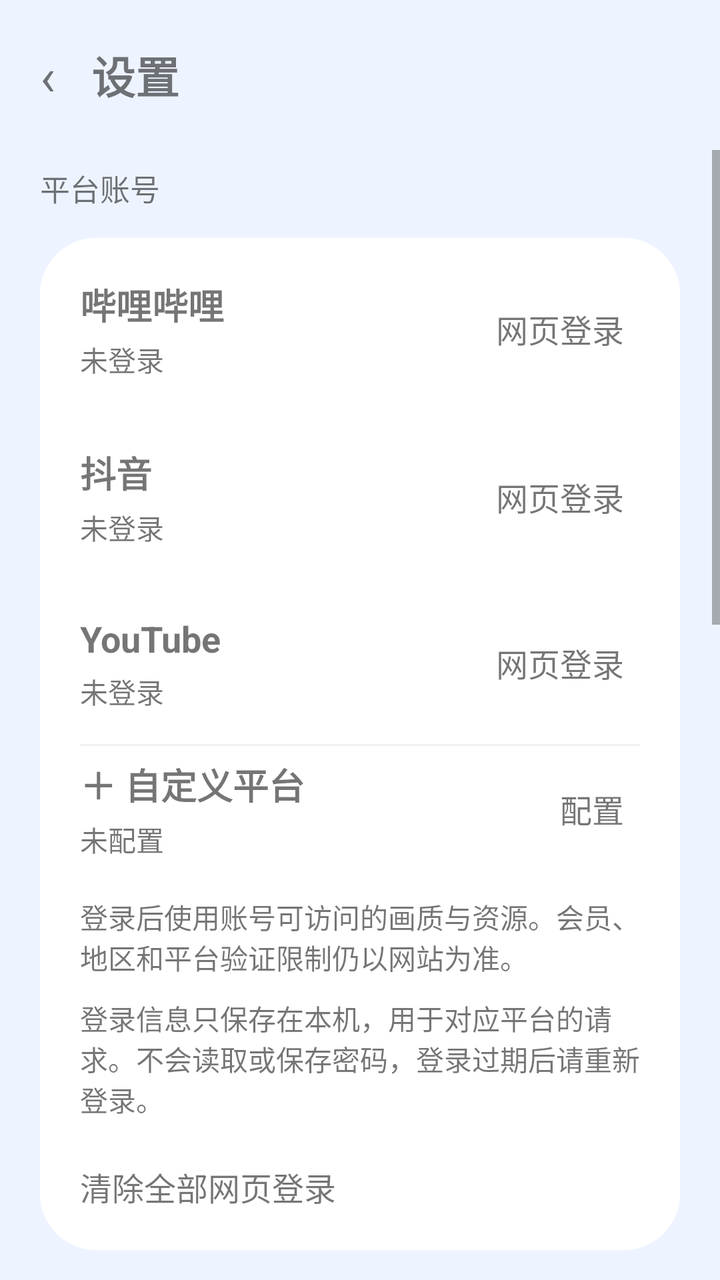
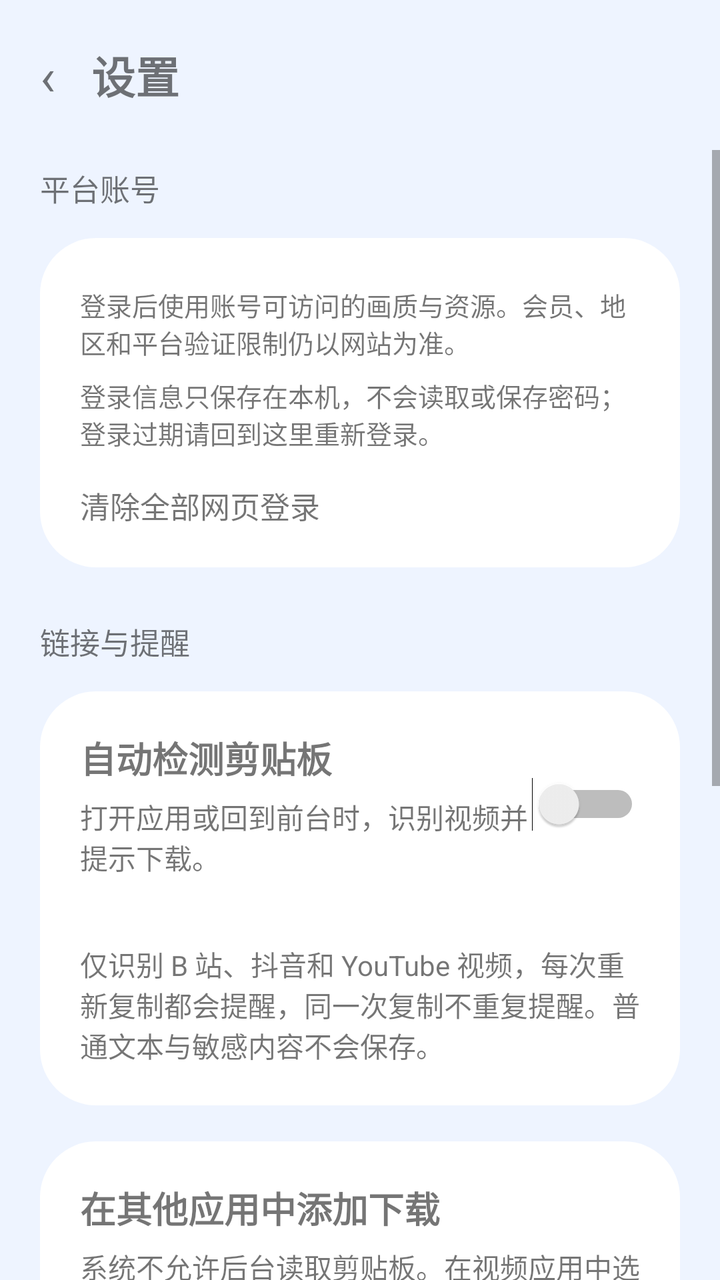

Compare the two renders of this Android layout. The source of the first and the diff that turns it into the second are given below.
<!-- AndroidManifest.xml: application theme AppTheme -->
<!-- res/layout/activity_settings.xml -->
<?xml version="1.0" encoding="utf-8"?>
<LinearLayout xmlns:android="http://schemas.android.com/apk/res/android"
    android:id="@+id/settingsRoot"
    android:layout_width="match_parent" android:layout_height="match_parent"
    android:orientation="vertical">

    <LinearLayout
        android:layout_width="match_parent" android:layout_height="wrap_content"
        android:orientation="horizontal" android:gravity="center_vertical"
        android:padding="20dp">
        <TextView android:id="@+id/btnBack"
            android:layout_width="wrap_content" android:layout_height="wrap_content"
            android:text="‹" android:textSize="26sp" android:paddingRight="18dp"/>
        <TextView android:id="@+id/tvTitle"
            android:layout_width="wrap_content" android:layout_height="wrap_content"
            android:text="设置" android:textSize="22sp" android:textStyle="bold"/>
    </LinearLayout>

    <ScrollView
        android:layout_width="match_parent" android:layout_height="match_parent">

        <LinearLayout
            android:layout_width="match_parent" android:layout_height="wrap_content"
            android:orientation="vertical" android:paddingLeft="20dp" android:paddingRight="20dp" android:paddingBottom="40dp">

            <TextView android:layout_width="wrap_content" android:layout_height="wrap_content"
                android:text="平台账号" android:textSize="15sp" android:id="@+id/label1"
                android:paddingTop="8dp" android:paddingBottom="14dp"/>

            <LinearLayout android:id="@+id/card1"
                android:layout_width="match_parent" android:layout_height="wrap_content"
                android:orientation="vertical"
                android:background="@drawable/bg_card_md3"
                android:padding="20dp">

                <ScrollView android:id="@+id/platScroll"
                    android:layout_width="match_parent" android:layout_height="240dp"
                    android:scrollbars="none" android:overScrollMode="never">
                <ScrollView android:id="@+id/platScroll"
                    android:layout_width="match_parent" android:layout_height="240dp"
                    android:scrollbars="none" android:overScrollMode="never">
                    <LinearLayout android:layout_width="match_parent" android:layout_height="wrap_content" android:orientation="vertical">
                
                <LinearLayout
                    android:layout_width="match_parent" android:layout_height="wrap_content"
                    android:orientation="horizontal" android:gravity="center_vertical">
                    <LinearLayout android:layout_width="0dp" android:layout_height="wrap_content"
                        android:layout_weight="1" android:orientation="vertical">
                        <TextView android:layout_width="wrap_content" android:layout_height="wrap_content"
                            android:text="哔哩哔哩" android:textSize="18sp" android:textStyle="bold" android:id="@+id/t1"/>
                        <TextView android:id="@+id/biliState"
                            android:layout_width="wrap_content" android:layout_height="wrap_content"
                            android:text="未登录" android:textSize="14sp" android:paddingTop="4dp"/>
                    </LinearLayout>
                    <TextView android:id="@+id/biliAction"
                        android:layout_width="wrap_content" android:layout_height="wrap_content"
                        android:text="网页登录" android:textSize="16sp" android:padding="8dp"/>
                </LinearLayout>
                <View android:layout_width="match_parent" android:layout_height="1dp"
                    android:layout_marginTop="16dp" android:layout_marginBottom="16dp" android:id="@+id/div1"/>

                
                <LinearLayout
                    android:layout_width="match_parent" android:layout_height="wrap_content"
                    android:orientation="horizontal" android:gravity="center_vertical">
                    <LinearLayout android:layout_width="0dp" android:layout_height="wrap_content"
                        android:layout_weight="1" android:orientation="vertical">
                        <TextView android:layout_width="wrap_content" android:layout_height="wrap_content"
                            android:text="抖音" android:textSize="18sp" android:textStyle="bold" android:id="@+id/t2"/>
                        <TextView android:id="@+id/dyState"
                            android:layout_width="wrap_content" android:layout_height="wrap_content"
                            android:text="未登录" android:textSize="14sp" android:paddingTop="4dp"/>
                    </LinearLayout>
                    <TextView android:id="@+id/dyAction"
                        android:layout_width="wrap_content" android:layout_height="wrap_content"
                        android:text="网页登录" android:textSize="16sp" android:padding="8dp"/>
                </LinearLayout>
                <View android:layout_width="match_parent" android:layout_height="1dp"
                    android:layout_marginTop="16dp" android:layout_marginBottom="16dp" android:id="@+id/div2"/>

                
                <LinearLayout
                    android:layout_width="match_parent" android:layout_height="wrap_content"
                    android:orientation="horizontal" android:gravity="center_vertical">
                    <LinearLayout android:layout_width="0dp" android:layout_height="wrap_content"
                        android:layout_weight="1" android:orientation="vertical">
                        <TextView android:layout_width="wrap_content" android:layout_height="wrap_content"
                            android:text="YouTube" android:textSize="18sp" android:textStyle="bold" android:id="@+id/t3"/>
                        <TextView android:id="@+id/ytState"
                            android:layout_width="wrap_content" android:layout_height="wrap_content"
                            android:text="未登录" android:textSize="14sp" android:paddingTop="4dp"/>
                    </LinearLayout>
                    <TextView android:id="@+id/ytAction"
                        android:layout_width="wrap_content" android:layout_height="wrap_content"
                        android:text="网页登录" android:textSize="16sp" android:padding="8dp"/>
                </LinearLayout>

                <View android:layout_width="match_parent" android:layout_height="1dp"
                    android:background="@color/divider" android:layout_marginTop="16dp" android:layout_marginBottom="16dp" android:id="@+id/divCust"/>
                    </LinearLayout>
                </ScrollView>

                </ScrollView>

                <LinearLayout
                    android:layout_width="match_parent" android:layout_height="wrap_content"
                    android:orientation="horizontal" android:gravity="center_vertical">
                    <LinearLayout android:layout_width="0dp" android:layout_height="wrap_content"
                        android:layout_weight="1" android:orientation="vertical">
                        <TextView android:layout_width="wrap_content" android:layout_height="wrap_content"
                            android:text="＋ 自定义平台" android:textSize="18sp" android:textStyle="bold" android:id="@+id/tCust"/>
                        <TextView android:id="@+id/custState"
                            android:layout_width="wrap_content" android:layout_height="wrap_content"
                            android:text="未配置" android:textSize="14sp" android:paddingTop="4dp"/>
                    </LinearLayout>
                    <TextView android:id="@+id/custAction"
                        android:layout_width="wrap_content" android:layout_height="wrap_content"
                        android:text="配置" android:textSize="16sp" android:padding="8dp"/>
                </LinearLayout>

                <TextView android:layout_width="match_parent" android:layout_height="wrap_content"
                    android:text="登录后使用账号可访问的画质与资源。会员、地区和平台验证限制仍以网站为准。"
                    android:textSize="14sp" android:id="@+id/desc1"
                    android:paddingTop="18dp"/>
                <TextView android:layout_width="match_parent" android:layout_height="wrap_content"
                    android:text="登录信息只保存在本机，用于对应平台的请求。不会读取或保存密码，登录过期后请重新登录。"
                    android:textSize="14sp" android:id="@+id/desc2"
                    android:paddingTop="10dp"/>

                <TextView android:id="@+id/btnClearAll"
                    android:layout_width="wrap_content" android:layout_height="wrap_content"
                    android:text="清除全部网页登录" android:textSize="16sp" android:paddingTop="22dp"/>
            </LinearLayout>

            <TextView android:layout_width="wrap_content" android:layout_height="wrap_content"
                android:text="链接与提醒" android:textSize="15sp" android:id="@+id/label2"
                android:paddingTop="26dp" android:paddingBottom="14dp"/>

            <LinearLayout android:id="@+id/card2"
                android:layout_width="match_parent" android:layout_height="wrap_content"
                android:orientation="vertical"
                android:background="@drawable/bg_card_md3"
                android:padding="20dp">
                <LinearLayout
                    android:layout_width="match_parent" android:layout_height="wrap_content"
                    android:orientation="horizontal" android:gravity="center_vertical">
                    <LinearLayout android:layout_width="0dp" android:layout_height="wrap_content"
                        android:layout_weight="1" android:orientation="vertical">
                        <TextView android:layout_width="wrap_content" android:layout_height="wrap_content"
                            android:text="自动检测剪贴板" android:textSize="18sp" android:textStyle="bold" android:id="@+id/t4"/>
                        <TextView android:layout_width="match_parent" android:layout_height="wrap_content"
                            android:text="打开应用或回到前台时，识别视频并提示下载。"
                            android:textSize="14sp" android:id="@+id/desc3" android:paddingTop="6dp"/>
                    </LinearLayout>
                    <Switch android:id="@+id/swClipboard"
                        android:layout_width="wrap_content" android:layout_height="wrap_content"/>
                </LinearLayout>
                <View android:layout_width="match_parent" android:layout_height="1dp"
                    android:layout_marginTop="16dp" android:layout_marginBottom="16dp" android:id="@+id/div3"/>
                <TextView android:layout_width="match_parent" android:layout_height="wrap_content"
                    android:text="仅识别 B 站、抖音和 YouTube 视频，每次重新复制都会提醒，同一次复制不重复提醒。普通文本与敏感内容不会保存。"
                    android:textSize="14sp" android:id="@+id/desc4"/>
            </LinearLayout>

            <LinearLayout android:id="@+id/card3"
                android:layout_width="match_parent" android:layout_height="wrap_content"
                android:orientation="vertical"
                android:background="@drawable/bg_card_md3"
                android:padding="20dp"
                android:layout_marginTop="18dp">
                <TextView android:layout_width="wrap_content" android:layout_height="wrap_content"
                    android:text="在其他应用中添加下载" android:textSize="18sp" android:textStyle="bold" android:id="@+id/t5"/>
                <TextView android:layout_width="match_parent" android:layout_height="wrap_content"
                    android:text="系统不允许后台读取剪贴板。在视频应用中选择「分享 → 更多 → 资源嗅探」，确认后即可下载。"
                    android:textSize="14sp" android:id="@+id/desc5" android:paddingTop="6dp"/>
            </LinearLayout>

            <LinearLayout android:id="@+id/cardOled"
                android:layout_width="match_parent" android:layout_height="wrap_content"
                android:orientation="horizontal" android:gravity="center_vertical"
                android:background="@drawable/bg_card_md3"
                android:padding="20dp"
                android:layout_marginTop="18dp">
                <LinearLayout android:layout_width="0dp" android:layout_height="wrap_content"
                    android:layout_weight="1" android:orientation="vertical">
                    <TextView android:layout_width="wrap_content" android:layout_height="wrap_content"
                        android:text="OLED 纯黑模式" android:textSize="18sp" android:textStyle="bold" android:id="@+id/tOled"/>
                    <TextView android:layout_width="wrap_content" android:layout_height="wrap_content"
                        android:text="深色下纯黑背景，省电护眼" android:textSize="14sp" android:id="@+id/descOled" android:paddingTop="6dp"/>
                </LinearLayout>
                <TextView android:layout_width="wrap_content" android:layout_height="wrap_content"
                    android:text="开" android:textSize="16sp" android:textStyle="bold" android:id="@+id/tvOled"/>
            </LinearLayout>

            <LinearLayout android:id="@+id/cardNotify"
                android:layout_width="match_parent" android:layout_height="wrap_content"
                android:orientation="horizontal" android:gravity="center_vertical"
                android:background="@drawable/bg_card_md3"
                android:padding="20dp"
                android:layout_marginTop="18dp">
                <LinearLayout android:layout_width="0dp" android:layout_height="wrap_content"
                    android:layout_weight="1" android:orientation="vertical">
                    <TextView android:layout_width="wrap_content" android:layout_height="wrap_content"
                        android:text="下载通知" android:textSize="18sp" android:textStyle="bold" android:id="@+id/t6"/>
                    <TextView android:layout_width="wrap_content" android:layout_height="wrap_content"
                        android:text="管理进度与完成提醒" android:textSize="14sp" android:id="@+id/desc6" android:paddingTop="6dp"/>
                </LinearLayout>
                <TextView android:layout_width="wrap_content" android:layout_height="wrap_content"
                    android:text="→" android:textSize="20sp" android:id="@+id/arrow"/>
            </LinearLayout>

            <LinearLayout android:id="@+id/cardAbout2"
                android:layout_width="match_parent" android:layout_height="wrap_content"
                android:orientation="vertical"
                android:background="@drawable/bg_card_md3"
                android:padding="20dp"
                android:layout_marginTop="18dp">
                <TextView android:layout_width="wrap_content" android:layout_height="wrap_content"
                    android:text="关于" android:textSize="18sp" android:textStyle="bold" android:id="@+id/tvAboutTitle2"/>
                <TextView android:layout_width="match_parent" android:layout_height="wrap_content"
                    android:text="查看每个卡片的用途说明"
                    android:textSize="14sp" android:id="@+id/tvAboutText2" android:paddingTop="8dp"/>
            </LinearLayout>

            
        </LinearLayout>
    </ScrollView>
</LinearLayout>
<!-- resources referenced by this layout -->
<resources>
  <color name="divider">#F0F2F5</color>
  <!-- drawable bg_card_md3 (drawable) -->
  <?xml version="1.0" encoding="utf-8"?>
  <ripple xmlns:android="http://schemas.android.com/apk/res/android"
      android:color="#224C7DFF">
      <item>
          <shape>
              <solid android:color="#FFFFFF"/>
              <corners android:radius="28dp"/>
          </shape>
      </item>
  </ripple>
  <style name="AppTheme" parent="Theme.MaterialComponents.DayNight.NoActionBar">
          <item name="android:windowFullscreen">true</item>
          <item name="android:windowNoTitle">true</item>
          <item name="android:windowTranslucentNavigation">true</item>
          <item name="android:windowBackground">@color/bg</item>
          <item name="android:colorAccent">@color/blue2</item>
          <item name="colorPrimary">@color/blue2</item>
          <item name="colorSecondary">@color/blue2</item>
          <item name="android:colorControlHighlight">#22315CDE</item>
      </style>
  <color name="bg">#EEF4FF</color>
  <color name="blue2">#1677FF</color>
</resources>

<!-- the commit's change to res/layout/activity_settings.xml (unified diff, before → after) -->
@@ -31,105 +31,23 @@
                 android:layout_width="match_parent" android:layout_height="wrap_content"
                 android:orientation="vertical"
                 android:background="@drawable/bg_card_md3"
-                android:padding="20dp">
+                android:paddingLeft="20dp" android:paddingRight="20dp" android:paddingTop="8dp" android:paddingBottom="20dp">
 
-                <ScrollView android:id="@+id/platScroll"
-                    android:layout_width="match_parent" android:layout_height="240dp"
-                    android:scrollbars="none" android:overScrollMode="never">
-                <ScrollView android:id="@+id/platScroll"
-                    android:layout_width="match_parent" android:layout_height="240dp"
-                    android:scrollbars="none" android:overScrollMode="never">
-                    <LinearLayout android:layout_width="match_parent" android:layout_height="wrap_content" android:orientation="vertical">
-                
-                <LinearLayout
+                <LinearLayout android:id="@+id/platList"
                     android:layout_width="match_parent" android:layout_height="wrap_content"
-                    android:orientation="horizontal" android:gravity="center_vertical">
-                    <LinearLayout android:layout_width="0dp" android:layout_height="wrap_content"
-                        android:layout_weight="1" android:orientation="vertical">
-                        <TextView android:layout_width="wrap_content" android:layout_height="wrap_content"
-                            android:text="哔哩哔哩" android:textSize="18sp" android:textStyle="bold" android:id="@+id/t1"/>
-                        <TextView android:id="@+id/biliState"
-                            android:layout_width="wrap_content" android:layout_height="wrap_content"
-                            android:text="未登录" android:textSize="14sp" android:paddingTop="4dp"/>
-                    </LinearLayout>
-                    <TextView android:id="@+id/biliAction"
-                        android:layout_width="wrap_content" android:layout_height="wrap_content"
-                        android:text="网页登录" android:textSize="16sp" android:padding="8dp"/>
-                </LinearLayout>
-                <View android:layout_width="match_parent" android:layout_height="1dp"
-                    android:layout_marginTop="16dp" android:layout_marginBottom="16dp" android:id="@+id/div1"/>
-
-                
-                <LinearLayout
-                    android:layout_width="match_parent" android:layout_height="wrap_content"
-                    android:orientation="horizontal" android:gravity="center_vertical">
-                    <LinearLayout android:layout_width="0dp" android:layout_height="wrap_content"
-                        android:layout_weight="1" android:orientation="vertical">
-                        <TextView android:layout_width="wrap_content" android:layout_height="wrap_content"
-                            android:text="抖音" android:textSize="18sp" android:textStyle="bold" android:id="@+id/t2"/>
-                        <TextView android:id="@+id/dyState"
-                            android:layout_width="wrap_content" android:layout_height="wrap_content"
-                            android:text="未登录" android:textSize="14sp" android:paddingTop="4dp"/>
-                    </LinearLayout>
-                    <TextView android:id="@+id/dyAction"
-                        android:layout_width="wrap_content" android:layout_height="wrap_content"
-                        android:text="网页登录" android:textSize="16sp" android:padding="8dp"/>
-                </LinearLayout>
-                <View android:layout_width="match_parent" android:layout_height="1dp"
-                    android:layout_marginTop="16dp" android:layout_marginBottom="16dp" android:id="@+id/div2"/>
-
-                
-                <LinearLayout
-                    android:layout_width="match_parent" android:layout_height="wrap_content"
-                    android:orientation="horizontal" android:gravity="center_vertical">
-                    <LinearLayout android:layout_width="0dp" android:layout_height="wrap_content"
-                        android:layout_weight="1" android:orientation="vertical">
-                        <TextView android:layout_width="wrap_content" android:layout_height="wrap_content"
-                            android:text="YouTube" android:textSize="18sp" android:textStyle="bold" android:id="@+id/t3"/>
-                        <TextView android:id="@+id/ytState"
-                            android:layout_width="wrap_content" android:layout_height="wrap_content"
-                            android:text="未登录" android:textSize="14sp" android:paddingTop="4dp"/>
-                    </LinearLayout>
-                    <TextView android:id="@+id/ytAction"
-                        android:layout_width="wrap_content" android:layout_height="wrap_content"
-                        android:text="网页登录" android:textSize="16sp" android:padding="8dp"/>
-                </LinearLayout>
-
-                <View android:layout_width="match_parent" android:layout_height="1dp"
-                    android:background="@color/divider" android:layout_marginTop="16dp" android:layout_marginBottom="16dp" android:id="@+id/divCust"/>
-                    </LinearLayout>
-                </ScrollView>
-
-                </ScrollView>
-
-                <LinearLayout
-                    android:layout_width="match_parent" android:layout_height="wrap_content"
-                    android:orientation="horizontal" android:gravity="center_vertical">
-                    <LinearLayout android:layout_width="0dp" android:layout_height="wrap_content"
-                        android:layout_weight="1" android:orientation="vertical">
-                        <TextView android:layout_width="wrap_content" android:layout_height="wrap_content"
-                            android:text="＋ 自定义平台" android:textSize="18sp" android:textStyle="bold" android:id="@+id/tCust"/>
-                        <TextView android:id="@+id/custState"
-                            android:layout_width="wrap_content" android:layout_height="wrap_content"
-                            android:text="未配置" android:textSize="14sp" android:paddingTop="4dp"/>
-                    </LinearLayout>
-                    <TextView android:id="@+id/custAction"
-                        android:layout_width="wrap_content" android:layout_height="wrap_content"
-                        android:text="配置" android:textSize="16sp" android:padding="8dp"/>
-                </LinearLayout>
+                    android:orientation="vertical"/>
 
                 <TextView android:layout_width="match_parent" android:layout_height="wrap_content"
                     android:text="登录后使用账号可访问的画质与资源。会员、地区和平台验证限制仍以网站为准。"
-                    android:textSize="14sp" android:id="@+id/desc1"
-                    android:paddingTop="18dp"/>
+                    android:textSize="13sp" android:id="@+id/desc1"
+                    android:paddingTop="16dp"/>
                 <TextView android:layout_width="match_parent" android:layout_height="wrap_content"
-                    android:text="登录信息只保存在本机，用于对应平台的请求。不会读取或保存密码，登录过期后请重新登录。"
-                    android:textSize="14sp" android:id="@+id/desc2"
-                    android:paddingTop="10dp"/>
-
+                    android:text="登录信息只保存在本机，不会读取或保存密码；登录过期请回到这里重新登录。"
+                    android:textSize="13sp" android:id="@+id/desc2"
+                    android:paddingTop="8dp"/>
                 <TextView android:id="@+id/btnClearAll"
                     android:layout_width="wrap_content" android:layout_height="wrap_content"
-                    android:text="清除全部网页登录" android:textSize="16sp" android:paddingTop="22dp"/>
+                    android:text="清除全部网页登录" android:textSize="15sp" android:paddingTop="16dp"/>
             </LinearLayout>
 
             <TextView android:layout_width="wrap_content" android:layout_height="wrap_content"
<!-- resource entries referenced after the edit -->
@@ -1,6 +1,5 @@
 <!-- resources referenced by this layout -->
 <resources>
-  <color name="divider">#F0F2F5</color>
   <!-- drawable bg_card_md3 (drawable) -->
   <?xml version="1.0" encoding="utf-8"?>
   <ripple xmlns:android="http://schemas.android.com/apk/res/android"
